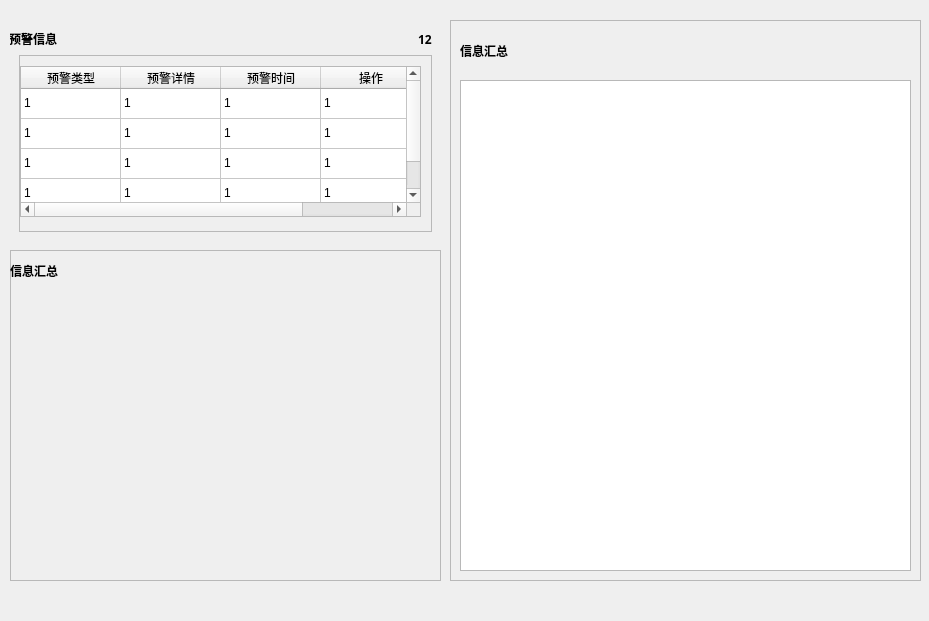
This is ui/tab1.ui in 2950067210dqy/pyqt6_project as Qt 5 draws it before an edit. The edited form follows.
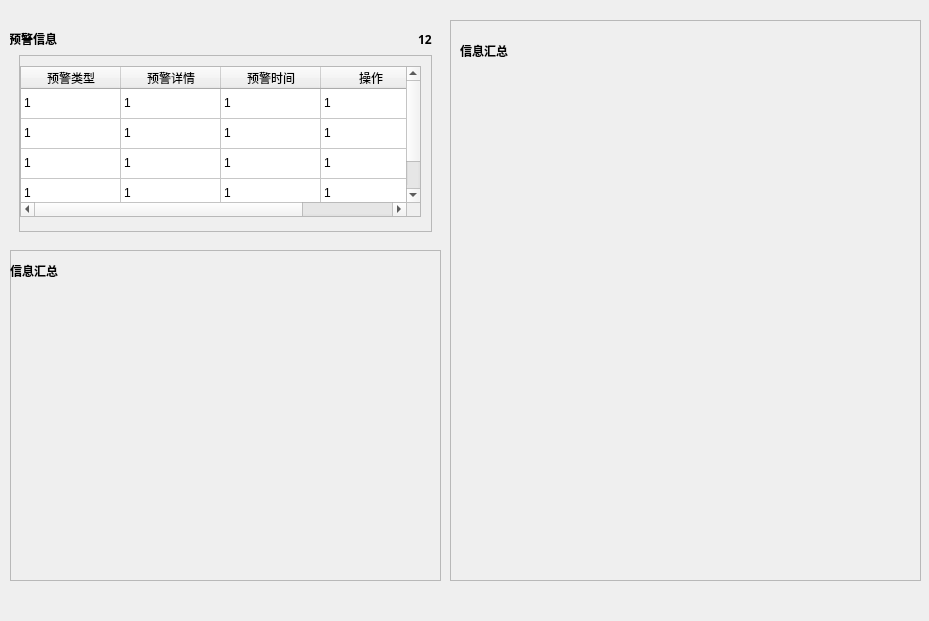
This is the edited form.

```diff
--- a/ui/tab1.ui
+++ b/ui/tab1.ui
@@ -131,11 +131,7 @@
           <height>491</height>
          </rect>
         </property>
-        <layout class="QVBoxLayout" name="frame3_contentlayout">
-         <item>
-          <widget class="QGraphicsView" name="frame3_contentlayout_charts"/>
-         </item>
-        </layout>
+        <layout class="QVBoxLayout" name="frame3_contentlayout"/>
        </widget>
        <widget class="QWidget" name="horizontalLayoutWidget_4">
         <property name="geometry">
```
